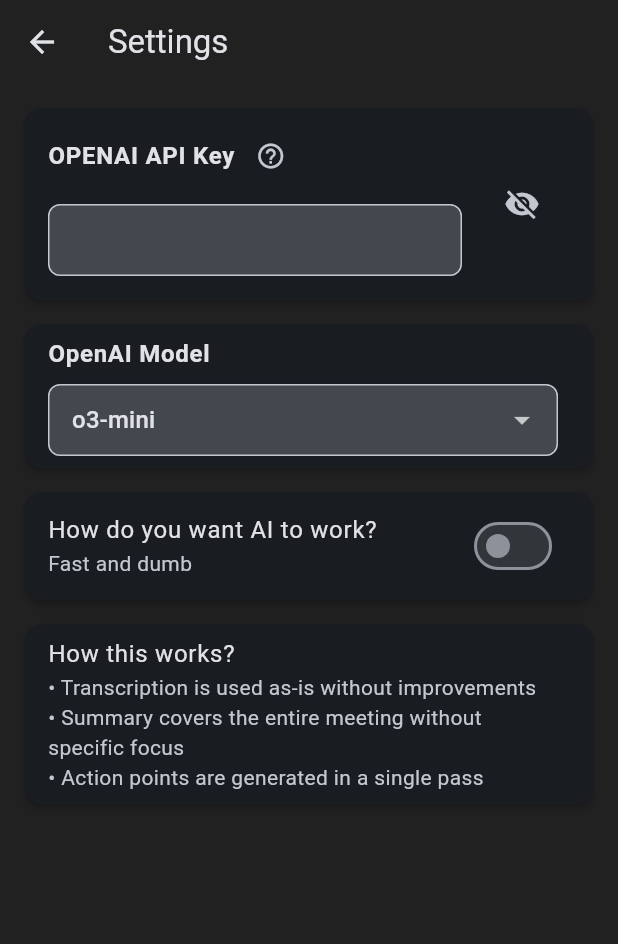
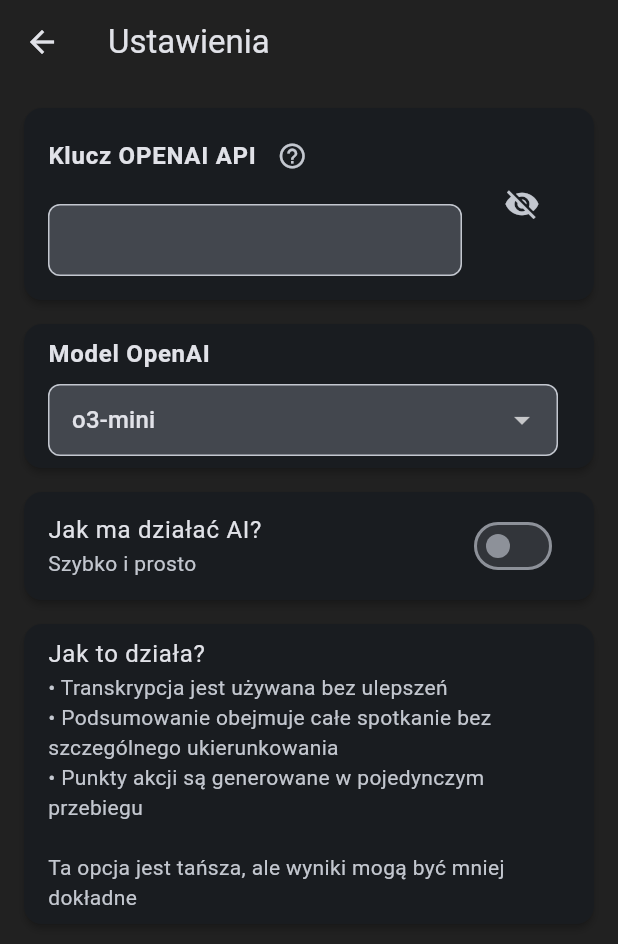
Before and after one commit to Netherman2440/get_the_memo, a Flutter app: the SettingsPage screen opened directly, on a phone screen of 412 x 824 dp. Shown: the top 944 px of the screen. Run offline on Flutter 3.47's test engine with Material 3 defaults, Android fonts, the phone set to English and light mode, and no system bars; our stand-ins replace flutter_dotenv, flutter_local_notifications, just_audio, permission_handler, shared_preferences, sqflite; missing offline and left inert: dart_openai, flutter_background_service, flutter_background_service_android, flutter_background_service_ios, record, whisper_library_dart; accounts and stored records are empty; Roboto replaces fonts that are missing (JetBrains Mono).

Commit message:
język POLSKI

```diff
--- a/lib/pages/settings_page.dart
+++ b/lib/pages/settings_page.dart
@@ -44,22 +44,24 @@
 
   @override
   Widget build(BuildContext context) {
-    String subtitle = _betterResults ? 'Slow and smart' : 'Fast and dumb';
+    String subtitle = _betterResults ? 'Wolno i dokładnie' : 'Szybko i prosto';
     String workDescription =
         _betterResults
-            ? '• Transcription gets reprocessed to remove repetitions, errors, and improve context\n'
-                '• Summary focuses on meeting conclusions and specifically looks for summarizing phrases\n'
-                '• Action points are generated through multiple iterations and logical combination of each generation'
-            : '• Transcription is used as-is without improvements\n'
-                '• Summary covers the entire meeting without specific focus\n'
-                '• Action points are generated in a single pass';
+            ? '• Transkrypcja jest przetwarzana w celu usunięcia powtórzeń, błędów i poprawy kontekstu\n'
+                '• Podsumowanie koncentruje się na wnioskach ze spotkania i szczególnie zwraca uwagę na kluczowe frazy\n'
+                '• Punkty akcji są generowane poprzez wielokrotne iteracje i logiczne łączenie każdej generacji\n\n'
+                'Ta opcja jest droższa, ale powinna dawać lepsze wyniki'
+            : '• Transkrypcja jest używana bez ulepszeń\n'
+                '• Podsumowanie obejmuje całe spotkanie bez szczególnego ukierunkowania\n'
+                '• Punkty akcji są generowane w pojedynczym przebiegu\n\n'
+                'Ta opcja jest tańsza, ale wyniki mogą być mniej dokładne';
     return Scaffold(
       appBar: AppBar(
-        title: Text('Settings'),
-        elevation: 0, // Flat design
+        title: Text('Ustawienia'),
+        elevation: 0,
       ),
       body: ListView(
-        padding: EdgeInsets.all(16), // Add padding around the list
+        padding: EdgeInsets.all(16),
         children: [
           Card(
             elevation: 2,
@@ -70,7 +72,7 @@
                   title: Row(
                     children: [
                       Text(
-                        'OPENAI API Key',
+                        'Klucz OPENAI API',
                         style: AppTextStyles.contentStyle.copyWith(
                           fontWeight: FontWeight.bold,
                           letterSpacing: 0.5,
@@ -146,7 +148,7 @@
                   color: Theme.of(context).colorScheme.error,
                 ),
                 title: Text(
-                  'Security Notice',
+                  'Informacja o bezpieczeństwie',
                   style: AppTextStyles.contentStyle.copyWith(
                     fontWeight: FontWeight.bold,
                     color: Theme.of(context).colorScheme.error,
@@ -158,20 +160,20 @@
                     Padding(
                       padding: EdgeInsets.symmetric(vertical: 8),
                       child: Text(
-                        'Your API key is stored only on your device and is never sent to our servers. '
-                        'The app communicates directly with OpenAI servers using your key.',
+                        'Twój klucz API jest przechowywany tylko na Twoim urządzeniu i nigdy nie jest wysyłany na nasze serwery. '
+                        'Aplikacja komunikuje się bezpośrednio z serwerami OpenAI używając Twojego klucza.',
                         style: AppTextStyles.labelStyle.copyWith(
                           color: Theme.of(context).colorScheme.error,
                         ),
                       ),
                     ),
                     _buildLinkButton(
-                      'View source code on GitHub',
+                      'Zobacz kod źródłowy na GitHub',
                       'https://github.com/Netherman2440/get_the_memo',
                     ),
                     SizedBox(height: 8),
                     _buildLinkButton(
-                      'How to get OPENAI API Key?',
+                      'Jak uzyskać klucz OPENAI API?',
                       'https://help.openai.com/en/articles/4936850-where-do-i-find-my-openai-api-key',
                     ),
                   ],
@@ -184,7 +186,7 @@
             margin: EdgeInsets.only(bottom: 16),
             child: ListTile(
               title: Text(
-                'OpenAI Model',
+                'Model OpenAI',
                 style: AppTextStyles.contentStyle.copyWith(
                   fontWeight: FontWeight.bold,
                   letterSpacing: 0.5,
@@ -227,7 +229,7 @@
             elevation: 2,
             margin: EdgeInsets.only(bottom: 16),
             child: ListTile(
-              title: Text('How do you want AI to work?'),
+              title: Text('Jak ma działać AI?'),
               subtitle: Text(subtitle),
               trailing: Switch(
                 value: _betterResults,
@@ -245,7 +247,7 @@
             elevation: 2,
             margin: EdgeInsets.only(bottom: 16),
             child: ListTile(
-              title: Text('How this works?'),
+              title: Text('Jak to działa?'),
               subtitle: Text(workDescription),
             ),
           ),
--- a/lib/services/process_service.dart
+++ b/lib/services/process_service.dart
@@ -27,7 +27,7 @@
     List<ProcessType> request,
   ) async {
     try {
-      showSnackBar(context, 'Starting new process...', MessageType.success);
+      showSnackBar(context, 'Rozpoczynanie nowego procesu...', MessageType.success);
 
       Process? process = getProcess(meeting.id, request);
       //check if there is a process for this meeting
@@ -40,11 +40,11 @@
           )) {
             showSnackBar(
               context,
-              'Process already contains steps that are in the request',
+              'Proces już zawiera kroki, które są w żądaniu',
               MessageType.error,
             );
             throw Exception(
-              'Process already contains steps that are in the request',
+              'Proces już zawiera kroki, które są w żądaniu',
             );
           }
         }
@@ -113,8 +113,8 @@
       }
 
       if (transcript == null) {
-        showSnackBar(context, 'Transcription failed', MessageType.error);
-        throw Exception('Transcription failed');
+        showSnackBar(context, 'Transkrypcja nie powiodła się', MessageType.error);
+        throw Exception('Transkrypcja nie powiodła się');
       }
 
       //process steps
@@ -142,14 +142,14 @@
       if (!(e is InvalidAPIKeyException || e is InsufficientFundsException)) {
         NotificationService.showNotification(
           id: meeting.id.hashCode,
-          title: 'Processing Error',
-          body: 'Failed to process meeting: ${e.toString()}',
+          title: 'Błąd przetwarzania',
+          body: 'Nie udało się przetworzyć spotkania: ${e.toString()}',
         );
       }
-      print('Error processing meeting: $e');
+      print('Błąd przetwarzania spotkania: $e');
 
-      showSnackBar(context, 'Error processing meeting: $e', MessageType.error);
-      throw Exception('Error processing meeting: $e');
+      showSnackBar(context, 'Błąd przetwarzania spotkania: $e', MessageType.error);
+      throw Exception('Błąd przetwarzania spotkania: $e');
     }
   }
 
@@ -229,7 +229,7 @@
 
   // Add this method to update notification for a process
   void _updateProcessNotification(Process process) {
-    print('Updating notification for process: ${process.meetingId}');
+    print('Aktualizacja powiadomienia dla procesu: ${process.meetingId}');
 
     final hasErrors = process.steps.any((s) => s.status == StepStatus.failed);
     final allCompleted = process.steps.every(
@@ -238,13 +238,13 @@
     print('hasErrors: $hasErrors');
     print('allCompleted: $allCompleted');
 
-    String title = 'Meeting Processing Status';
+    String title = 'Status przetwarzania spotkania';
     String body;
 
     if (allCompleted) {
-      body = 'All steps completed! Check the results.';
+      body = 'Wszystkie kroki zakończone! Sprawdź wyniki.';
     } else if (hasErrors) {
-      body = 'Processing failed. Please try again.';
+      body = 'Przetwarzanie nie powiodło się. Spróbuj ponownie.';
     } else {
       // Find first in-progress step
       var inProgressStep = process.steps.firstWhere(
@@ -258,16 +258,16 @@
 
       // Format process type name
       String stepName = switch (inProgressStep.type) {
-        ProcessType.transcription => 'Transcription',
-        ProcessType.summarize => 'Summary',
-        ProcessType.actionPoints => 'Action Points',
-        ProcessType.autoTitle => 'Auto Title',
-        ProcessType.send => 'Send',
-        ProcessType.none => 'Processing',
+        ProcessType.transcription => 'Transkrypcja',
+        ProcessType.summarize => 'Podsumowanie',
+        ProcessType.actionPoints => 'Punkty akcji',
+        ProcessType.autoTitle => 'Automatyczny tytuł',
+        ProcessType.send => 'Wysyłanie',
+        ProcessType.none => 'Przetwarzanie',
       };
 
       body =
-          '$stepName in progress... ($completedCount/${process.steps.length})';
+          '$stepName w toku... ($completedCount/${process.steps.length})';
     }
 
     print('Showing notification - Title: $title, Body: $body');
--- a/lib/view_models/details_view_model.dart
+++ b/lib/view_models/details_view_model.dart
@@ -287,12 +287,12 @@
           onPressed: () {
             createTranscript(context, meeting!.id);
           },
-          child: const Text('Create Transcript'),
+          child: const Text('Utwórz transkrypcję'),
         );
       case StepStatus.queue:
         return ElevatedButton(
           onPressed: null,
-          child: const Text('Transcription in queue'),
+          child: const Text('Transkrypcja w kolejce'),
         );
       case StepStatus.inProgress:
         return ElevatedButton(
@@ -311,7 +311,7 @@
                 ),
               ),
               const SizedBox(width: 10),
-              const Text('Transcription in progress'),
+              const Text('Trwa transkrypcja'),
             ],
           ),
         );
@@ -327,7 +327,7 @@
               title: Row(
                 children: [
                   Text(
-                    'Transcript',
+                    'Transkrypcja',
                     style: TextStyle(fontSize: 12, color: Colors.grey[600]),
                   ),
                   if (transcriptionStatus == StepStatus.inProgress)
@@ -372,7 +372,7 @@
                                   style: TextStyle(fontSize: 12),
                                   decoration: InputDecoration(
                                     border: OutlineInputBorder(),
-                                    hintText: 'Enter transcript here',
+                                    hintText: 'Wprowadź transkrypcję',
                                   ),
                                   onChanged: (value) {
                                     transcript = value;
@@ -387,7 +387,7 @@
                                       onPressed:
                                           () => regenerateTranscript(context),
                                       icon: Icon(Icons.refresh),
-                                      label: Text('Regenerate'),
+                                      label: Text('Powtórz'),
                                       style: TextButton.styleFrom(
                                         foregroundColor:
                                             Theme.of(
@@ -403,7 +403,7 @@
                                             transcript = originalTranscript;
                                             notifyListeners();
                                           },
-                                          child: Text('Cancel'),
+                                          child: Text('Anuluj'),
                                         ),
                                         SizedBox(width: 8),
                                         ElevatedButton(
@@ -412,7 +412,7 @@
                                             editTranscript(transcript!);
                                             notifyListeners();
                                           },
-                                          child: Text('Save'),
+                                          child: Text('Zapisz'),
                                         ),
                                       ],
                                     ),
@@ -435,7 +435,7 @@
           onPressed: () {
             createTranscript(context, meeting!.id);
           },
-          child: const Text('Retry Transcription'),
+          child: const Text('Powtórz'),
         );
     }
   }
@@ -453,12 +453,12 @@
           onPressed: () {
             createSummary(context, meeting!.id);
           },
-          child: const Text('Create Summary'),
+          child: const Text('Utwórz podsumowanie'),
         );
       case StepStatus.queue:
         return ElevatedButton(
           onPressed: null,
-          child: const Text('Summary in queue'),
+          child: const Text('Podsumowanie w kolejce'),
         );
       case StepStatus.inProgress:
         return ElevatedButton(
@@ -477,7 +477,7 @@
                 ),
               ),
               const SizedBox(width: 10),
-              const Text('Summary in progress'),
+              const Text('Trwa podsumowanie'),
             ],
           ),
         );
@@ -493,7 +493,7 @@
               title: Row(
                 children: [
                   Text(
-                    'Summary',
+                    'Podsumowanie',
                     style: TextStyle(fontSize: 12, color: Colors.grey[600]),
                   ),
                   if (summaryStatus == StepStatus.inProgress)
@@ -538,7 +538,7 @@
                                   style: TextStyle(fontSize: 12),
                                   decoration: InputDecoration(
                                     border: OutlineInputBorder(),
-                                    hintText: 'Enter summary here',
+                                    hintText: 'Wprowadź podsumowanie',
                                   ),
                                   onChanged: (value) {
                                     summary = value;
@@ -553,7 +553,7 @@
                                       onPressed:
                                           () => regenerateSummary(context),
                                       icon: Icon(Icons.refresh),
-                                      label: Text('Regenerate'),
+                                      label: Text('Powtórz'),
                                       style: TextButton.styleFrom(
                                         foregroundColor:
                                             Theme.of(
@@ -569,7 +569,7 @@
                                             summary = originalSummary;
                                             notifyListeners();
                                           },
-                                          child: Text('Cancel'),
+                                          child: Text('Anuluj'),
                                         ),
                                         SizedBox(width: 8),
                                         ElevatedButton(
@@ -578,7 +578,7 @@
                                             editSummary(summary!);
                                             notifyListeners();
                                           },
-                                          child: Text('Save'),
+                                          child: Text('Zapisz'),
                                         ),
                                       ],
                                     ),
@@ -601,7 +601,7 @@
           onPressed: () {
             createSummary(context, meeting!.id);
           },
-          child: const Text('Retry Summary'),
+          child: const Text('Powtórz'),
         );
     }
   }
@@ -618,12 +618,12 @@
           onPressed: () {
             createTasks(context, meeting!.id);
           },
-          child: const Text('Create Action Points'),
+          child: const Text('Utwórz zadania'),
         );
       case StepStatus.queue:
         return ElevatedButton(
           onPressed: null,
-          child: const Text('Action Points in queue'),
+          child: const Text('Zadania w kolejce'),
         );
       case StepStatus.inProgress:
         return ElevatedButton(
@@ -642,7 +642,7 @@
                 ),
               ),
               const SizedBox(width: 10),
-              const Text('Action Points in progress'),
+              const Text('Trwa tworzenie zadań'),
             ],
           ),
         );
@@ -658,7 +658,7 @@
               title: Row(
                 children: [
                   Text(
-                    'Action Points',
+                    'Zadania',
                     style: TextStyle(fontSize: 12, color: Colors.grey[600]),
                   ),
                   if (tasksStatus == StepStatus.inProgress)
@@ -693,7 +693,7 @@
                           TextButton.icon(
                             onPressed: () => regenerateActionPoints(context),
                             icon: Icon(Icons.refresh),
-                            label: Text('Regenerate'),
+                            label: Text('Powtórz'),
                             style: TextButton.styleFrom(
                               foregroundColor: Theme.of(context).colorScheme.primary,
                             ),
@@ -703,13 +703,13 @@
                             onPressed: () {
                               showEditDialog(
                                 context: context,
-                                title: 'Add New Action Point',
+                                title: 'Dodaj nowe zadanie',
                                 initialContent: '',
                                 onSave: (newValue) => addActionPoint(newValue),
                               );
                             },
                             icon: Icon(Icons.add),
-                            label: Text('Add'),
+                            label: Text('Dodaj'),
                             style: TextButton.styleFrom(
                               foregroundColor: Theme.of(context).colorScheme.primary,
                             ),
@@ -728,7 +728,7 @@
           onPressed: () {
             createTasks(context, meeting!.id);
           },
-          child: const Text('Retry Action Points'),
+          child: const Text('Powtórz'),
         );
     }
   }
@@ -764,7 +764,7 @@
                           style: TextStyle(fontSize: 12),
                           decoration: InputDecoration(
                             border: OutlineInputBorder(),
-                            hintText: 'Enter action point here',
+                            hintText: 'Wprowadź zadanie',
                           ),
                           onChanged: (value) {
                             tasks[index] = value;
@@ -778,14 +778,14 @@
                               onPressed: () {
                                 cancelActionPointEditing();
                               },
-                              child: Text('Cancel'),
+                              child: Text('Wróć'),
                             ),
                             SizedBox(width: 8),
                             ElevatedButton(
                               onPressed: () {
                                 saveActionPointEdit();
                               },
-                              child: Text('Save'),
+                              child: Text('Zapisz'),
                             ),
                           ],
                         ),
@@ -822,8 +822,7 @@
 
     showDialog(
       context: context,
-      builder:
-          (context) => AlertDialog(
+      builder: (context) => AlertDialog(
         title: Text(title),
         content: TextField(
           controller: controller,
@@ -831,21 +830,21 @@
           style: TextStyle(fontSize: 12),
           decoration: InputDecoration(
             border: OutlineInputBorder(),
-                hintText: 'Enter text here',
+            hintText: 'Wprowadź tekst tutaj',
           ),
           autofocus: true,
         ),
         actions: [
           TextButton(
             onPressed: () => Navigator.pop(context),
-                child: Text('Cancel'),
+            child: Text('Anuluj'),
           ),
           TextButton(
             onPressed: () {
               onSave(controller.text);
               Navigator.pop(context);
             },
-                child: Text('Save'),
+            child: Text('Zapisz'),
           ),
         ],
       ),
@@ -853,34 +852,31 @@
   }
 
   Future<void> sendEmailWithMeetingDetails() async {
-    // Prepare email content
-    final subject = 'Meeting: ${meeting?.title ?? "No title"}';
+    final subject = 'Spotkanie: ${meeting?.title ?? "Brak tytułu"}';
     final body = '''
-Meeting Details:
-Title: ${meeting?.title ?? "No title"}
-Description: ${meeting?.description ?? "No description"}
+Szczegóły spotkania:
+Tytuł: ${meeting?.title ?? "Brak tytułu"}
+Opis: ${meeting?.description ?? "Brak opisu"}
 
-Summary:
-${summary ?? "No summary available"}
+Podsumowanie:
+${summary ?? "Brak podsumowania"}
 
-Action Points:
-${tasks.isNotEmpty ? tasks.map((task) => "- $task").join("\n") : "No action points available"}
+Zadania:
+${tasks.isNotEmpty ? tasks.map((task) => "- $task").join("\n") : "Brak zadań"}
 
-Transcript:
-${transcript ?? "No transcript available"}
+Transkrypcja:
+${transcript ?? "Brak transkrypcji"}
 ''';
 
-    // Create the URL
     final Uri emailLaunchUri = Uri(
       scheme: 'mailto',
       query: encodeQueryParameters({'subject': subject, 'body': body}),
     );
 
-    // Launch the URL
     if (await canLaunchUrl(emailLaunchUri)) {
       await launchUrl(emailLaunchUri);
     } else {
-      throw 'Could not launch email client';
+      throw 'Nie można uruchomić klienta poczty';
     }
   }
 
--- a/lib/view_models/record_viewmodel.dart
+++ b/lib/view_models/record_viewmodel.dart
@@ -124,11 +124,11 @@
   String getRecordingStatusText() {
     switch (_state) {
       case RecordingState.recording:
-        return 'Recording...';
+        return 'Nagrywanie...';
       case RecordingState.paused:
-        return 'Recording Paused';
+        return 'Nagrywanie wstrzymane';
       case RecordingState.idle:
-        return 'Ready to Record';
+        return 'Gotowy do nagrywania';
     }
   }
 
```
Also changed, not shown: lib/main.dart (+4 -4 lines), lib/pages/details_page.dart (+12 -12 lines), lib/pages/record_page.dart (+9 -9 lines). Lines whose indentation alone changed are shown as unchanged.
